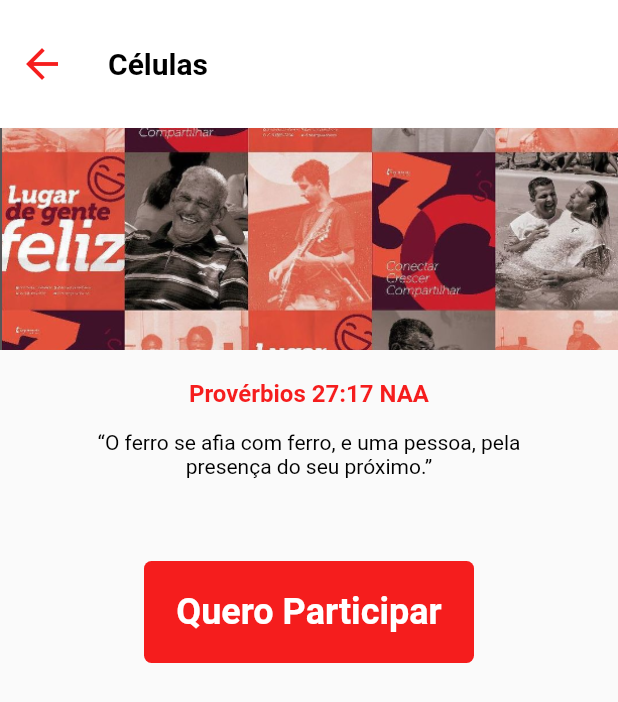
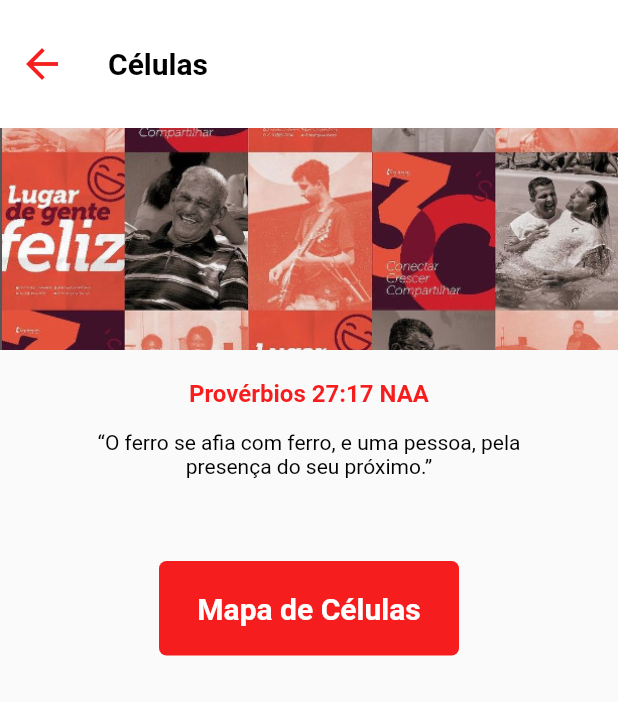
Before and after one commit to brunomarcosluz/metosita_church_app, a Flutter app: the screen it shows after launch, in the side drawer, after a tap on "Células", on a phone screen of 412 x 824 dp. Shown: the top 702 px of the screen. Run offline on Flutter 3.47's test engine with Material 2 defaults, Android fonts, the phone set to English and light mode, and no system bars.

Commit message:
Alterando páginas de 'células'

```diff
--- a/metodista_app/lib/components/cells.dart
+++ b/metodista_app/lib/components/cells.dart
@@ -67,23 +67,34 @@ class Cells extends StatelessWidget {
                   color: Colors.black,
                 ),
               ),
+            ),/*
+            Container(
+              margin: EdgeInsets.all(20),
+              padding: EdgeInsets.all(20),
+              decoration: BoxDecoration(
+                color: Color.fromARGB(230, 245, 5, 5),
+                borderRadius: BorderRadius.circular(10),
+              ),
+              child: Placeholder(),
             ),
+             */
+
             GestureDetector(
               onTap: () => {_LaunchCells()},
               child: Container(
                 margin: EdgeInsets.fromLTRB(0, 40, 0, 15),
                 padding: EdgeInsets.all(20),
-                width: 220,
+                width: 200,
                 decoration: BoxDecoration(
                   color: Color.fromARGB(230, 245, 5, 5),
                   borderRadius: BorderRadius.circular(5),
                 ),
                 child: Text(
-                  'Quero Participar',
+                  'Mapa de Células',
                   textAlign: TextAlign.center,
                   style: TextStyle(
                     fontFamily: 'Roboto',
-                    fontSize: 24,
+                    fontSize: 20,
                     fontWeight: FontWeight.bold,
                     color: Colors.white,
                   ),
--- a/metodista_app/pubspec.yaml
+++ b/metodista_app/pubspec.yaml
@@ -31,10 +31,6 @@ environment:
 dependencies:
   flutter:
     sdk: flutter
-
-
-  # The following adds the Cupertino Icons font to your application.
-  # Use with the CupertinoIcons class for iOS style icons.
   cupertino_icons: ^1.0.2
   url_launcher: ^6.1.9
 
```
